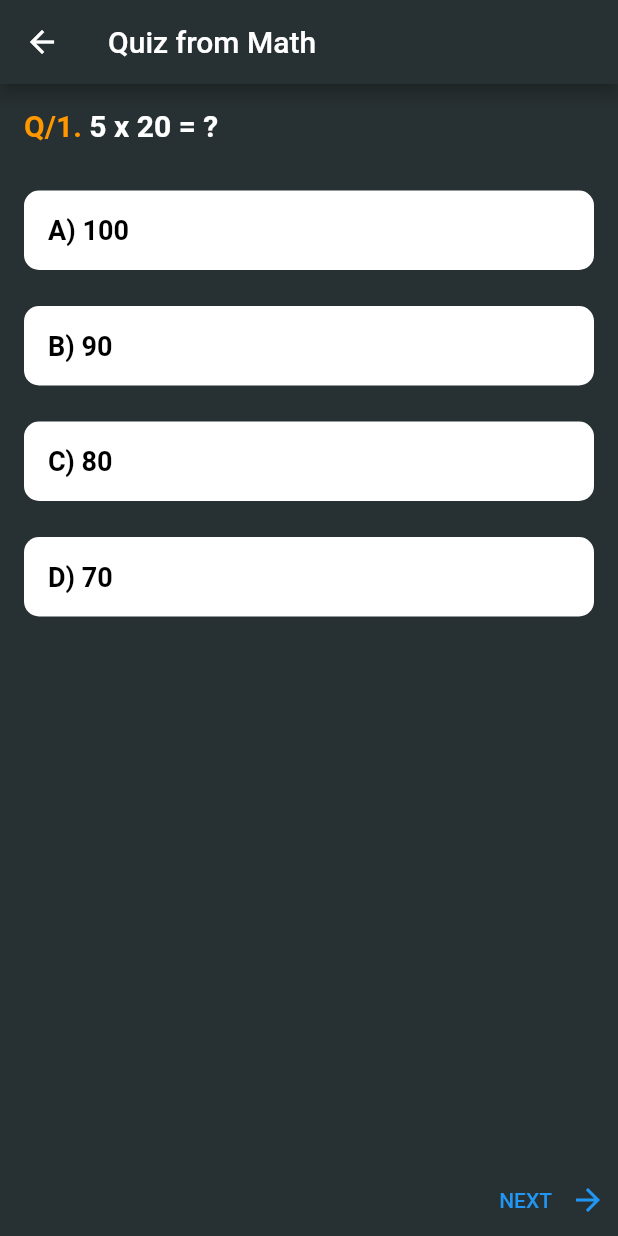
After one commit to Abdusamad98/test_project, a Flutter app: the screen it shows after launch, after a tap on "Math", on a phone screen of 412 x 824 dp. The commit adds this screen. Run offline on Flutter 3.47's test engine with Material 2 defaults, Android fonts, the phone set to English and light mode, and no system bars; statements that could not run were skipped.

Commit message:
some changes

```diff
--- /dev/null
+++ b/lib/ui/quiz_screen.dart
@@ -0,0 +1,137 @@
+import 'package:flutter/material.dart';
+import 'package:test_project/models/question_model.dart';
+import 'package:test_project/models/subject_model.dart';
+import 'package:test_project/ui/widgets/answer_button.dart';
+
+class QuizScreen extends StatefulWidget {
+  const QuizScreen({
+    super.key,
+    required this.subjectModel,
+  });
+
+  final SubjectModel subjectModel;
+
+  @override
+  State<QuizScreen> createState() => _QuizScreenState();
+}
+
+class _QuizScreenState extends State<QuizScreen> {
+  int currentQuestionIndex = 0;
+  int selectedQuestionOrder = -1;
+  Map<int, int> selectedAnswers = {};
+  List<QuestionModel> questions = [];
+
+  @override
+  void initState() {
+    questions = widget.subjectModel.questions;
+    super.initState();
+  }
+
+  @override
+  Widget build(BuildContext context) {
+    return Scaffold(
+      appBar: AppBar(
+        title: Text("Quiz from ${widget.subjectModel.subjectName}"),
+      ),
+      body: Column(
+        children: [
+          Expanded(
+            child: ListView(
+              padding: const EdgeInsets.all(16),
+              children: [
+                Row(
+                  children: [
+                    Text(
+                      "Q/${currentQuestionIndex + 1}. ",
+                      style: const TextStyle(
+                        fontSize: 20,
+                        color: Colors.orange,
+                        fontWeight: FontWeight.w600,
+                      ),
+                    ),
+                    Text(
+                      questions[currentQuestionIndex].questionText,
+                      style: const TextStyle(
+                        fontSize: 20,
+                        color: Colors.white,
+                        fontWeight: FontWeight.w600,
+                      ),
+                    ),
+                  ],
+                ),
+                const SizedBox(height: 20),
+                AnswerButton(
+                  answerText: "A) ${questions[currentQuestionIndex].answer1}",
+                  isSelected: selectedQuestionOrder == 1,
+                  onTap: () {
+                    setState(() {
+                      selectedQuestionOrder = 1;
+                      selectedAnswers[currentQuestionIndex] =
+                          selectedQuestionOrder;
+                    });
+                  },
+                ),
+                AnswerButton(
+                  answerText: "B) ${questions[currentQuestionIndex].answer2}",
+                  isSelected: selectedQuestionOrder == 2,
+                  onTap: () {
+                    setState(() {
+                      selectedQuestionOrder = 2;
+                      selectedAnswers[currentQuestionIndex] =
+                          selectedQuestionOrder;
+                    });
+                  },
+                ),
+                AnswerButton(
+                  answerText: "C) ${questions[currentQuestionIndex].answer3}",
+                  isSelected: selectedQuestionOrder == 3,
+                  onTap: () {
+                    setState(() {
+                      selectedQuestionOrder = 3;
+                      selectedAnswers[currentQuestionIndex] =
+                          selectedQuestionOrder;
+                    });
+                  },
+                ),
+                AnswerButton(
+                  answerText: "D) ${questions[currentQuestionIndex].answer4}",
+                  isSelected: selectedQuestionOrder == 4,
+                  onTap: () {
+                    setState(() {
+                      selectedQuestionOrder = 4;
+                      selectedAnswers[currentQuestionIndex] =
+                          selectedQuestionOrder;
+                    });
+                  },
+                )
+              ],
+            ),
+          ),
+          TextButton(
+            onPressed: () {
+              if (currentQuestionIndex < questions.length - 1) {
+                currentQuestionIndex++;
+                selectedQuestionOrder = -1;
+              }
+              setState(() {});
+
+              print("CURRENT ANSWERS LIST: $selectedAnswers");
+            },
+            child: Row(
+              mainAxisAlignment: MainAxisAlignment.end,
+              children: [
+                Text(
+                  ((currentQuestionIndex) == questions.length - 1)
+                      ? "RESULT"
+                      : "NEXT",
+                ),
+                const SizedBox(width: 12),
+                const Icon(Icons.arrow_forward)
+              ],
+            ),
+          )
+        ],
+      ),
+    );
+  }
+}
--- a/lib/ui/subjects_screen.dart
+++ b/lib/ui/subjects_screen.dart
@@ -1,5 +1,7 @@
 import 'package:flutter/material.dart';
 import 'package:test_project/data/app_repository.dart';
+import 'package:test_project/ui/quiz_screen.dart';
+import 'package:test_project/ui/widgets/subject_item_view.dart';
 
 class SubjectsScreen extends StatefulWidget {
   const SubjectsScreen({super.key});
@@ -16,45 +18,20 @@ class _SubjectsScreenState extends State<SubjectsScreen> {
       body: ListView(
         children: [
           for (int index = 0; index < AppRepository.subjects.length; index++)
-            Container(
-              margin: const EdgeInsets.all(16),
-              padding: const EdgeInsets.all(16),
-              decoration: BoxDecoration(
-                borderRadius: BorderRadius.circular(16),
-                color: AppRepository.subjects[index].color,
-              ),
-              child: Row(
-                children: [
-                  Expanded(
-                    child: Column(
-                      crossAxisAlignment: CrossAxisAlignment.start,
-                      children: [
-                        Text(
-                          AppRepository.subjects[index].subjectName,
-                          style: const TextStyle(
-                            fontWeight: FontWeight.w600,
-                            color: Colors.white,
-                            fontSize: 24,
-                          ),
-                        ),
-                        const SizedBox(height: 20),
-                        Text(
-                          "Question count: ${AppRepository.subjects[index].questions.length}",
-                          style: const TextStyle(
-                            fontWeight: FontWeight.w600,
-                            color: Colors.white,
-                            fontSize: 16,
-                          ),
-                        )
-                      ],
-                    ),
+            SubjectItemView(
+              subject: AppRepository.subjects[index],
+              onTap: () {
+                Navigator.push(
+                  context,
+                  MaterialPageRoute(
+                    builder: (context) {
+                      return QuizScreen(
+                        subjectModel: AppRepository.subjects[index],
+                      );
+                    },
                   ),
-                  Image.asset(
-                    AppRepository.subjects[index].iconPath,
-                    width: 100,
-                  )
-                ],
-              ),
+                );
+              },
             )
         ],
       ),
--- /dev/null
+++ b/lib/ui/widgets/answer_button.dart
@@ -0,0 +1,37 @@
+import 'package:flutter/material.dart';
+import 'package:test_project/utils/colors.dart';
+
+class AnswerButton extends StatelessWidget {
+  const AnswerButton({
+    super.key,
+    required this.answerText,
+    required this.isSelected,
+    required this.onTap,
+  });
+
+  final String answerText;
+  final bool isSelected;
+  final VoidCallback onTap;
+
+  @override
+  Widget build(BuildContext context) {
+    return GestureDetector(
+      onTap: onTap,
+      child: Container(
+        margin: const EdgeInsets.symmetric(vertical: 12, horizontal: 0),
+        padding: const EdgeInsets.all(16),
+        decoration: BoxDecoration(
+            borderRadius: BorderRadius.circular(10),
+            color: isSelected ? AppColors.C_27AE60 : Colors.white),
+        child: Text(
+          answerText,
+          style: TextStyle(
+            fontSize: 18,
+            color: isSelected ? Colors.white : Colors.black,
+            fontWeight: FontWeight.w600,
+          ),
+        ),
+      ),
+    );
+  }
+}
--- /dev/null
+++ b/lib/ui/widgets/subject_item_view.dart
@@ -0,0 +1,60 @@
+import 'package:flutter/material.dart';
+import 'package:test_project/models/subject_model.dart';
+
+class SubjectItemView extends StatelessWidget {
+  const SubjectItemView({
+    super.key,
+    required this.subject,
+    required this.onTap,
+  });
+
+  final SubjectModel subject;
+  final VoidCallback onTap;
+
+  @override
+  Widget build(BuildContext context) {
+    return GestureDetector(
+      onTap: onTap,
+      child: Container(
+        margin: const EdgeInsets.all(16),
+        padding: const EdgeInsets.all(16),
+        decoration: BoxDecoration(
+          borderRadius: BorderRadius.circular(16),
+          color: subject.color,
+        ),
+        child: Row(
+          children: [
+            Expanded(
+              child: Column(
+                crossAxisAlignment: CrossAxisAlignment.start,
+                children: [
+                  Text(
+                    subject.subjectName,
+                    style: const TextStyle(
+                      fontWeight: FontWeight.w600,
+                      color: Colors.white,
+                      fontSize: 24,
+                    ),
+                  ),
+                  const SizedBox(height: 20),
+                  Text(
+                    "Question count: ${subject.questions.length}",
+                    style: const TextStyle(
+                      fontWeight: FontWeight.w600,
+                      color: Colors.white,
+                      fontSize: 16,
+                    ),
+                  )
+                ],
+              ),
+            ),
+            Image.asset(
+              subject.iconPath,
+              width: 100,
+            )
+          ],
+        ),
+      ),
+    );
+  }
+}
```
Also changed, not shown: lib/data/app_repository.dart (+27 -0 lines).
